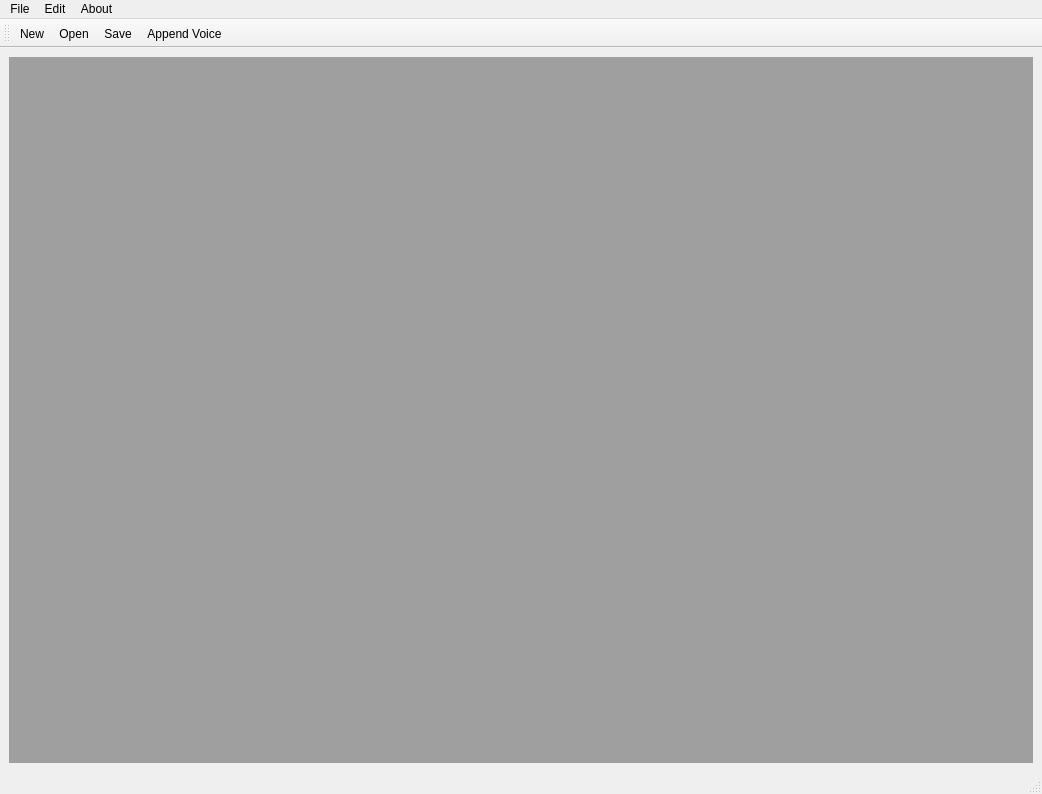
First picture: the form in app/autypermain.ui, repository mvaranda/autyper, before the edit.
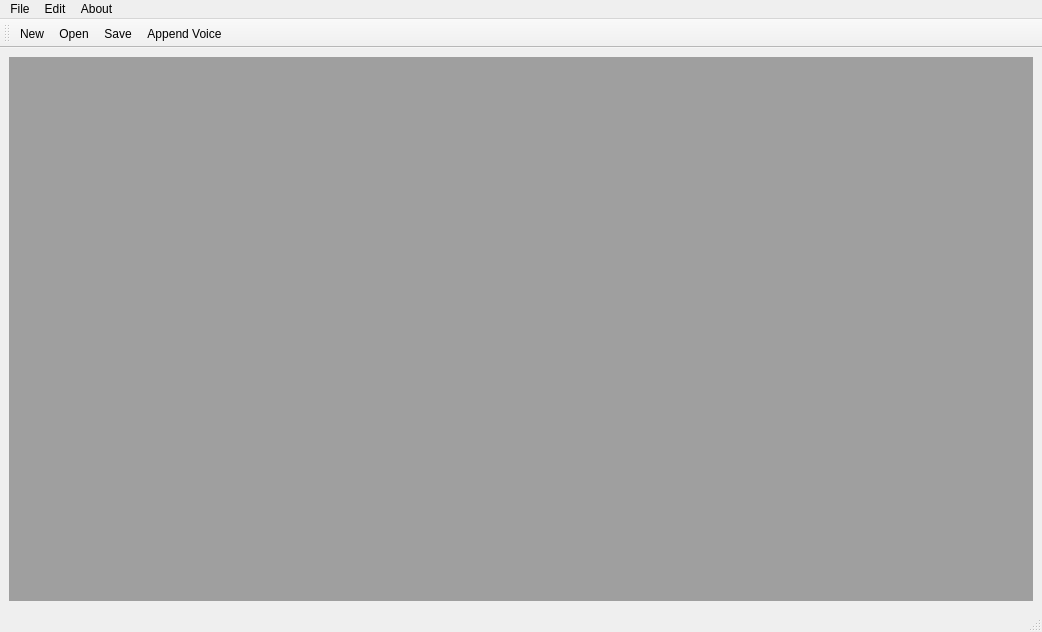
Second picture: the form after the edit. Icons and pictures are not drawn.

The edit to the form file:
```diff
--- a/app/autypermain.ui
+++ b/app/autypermain.ui
@@ -7,7 +7,7 @@
     <x>0</x>
     <y>0</y>
     <width>1042</width>
-    <height>794</height>
+    <height>632</height>
    </rect>
   </property>
   <property name="sizePolicy">
```
Left out of the diff: 9 changed lines with no effect on the pictures.
